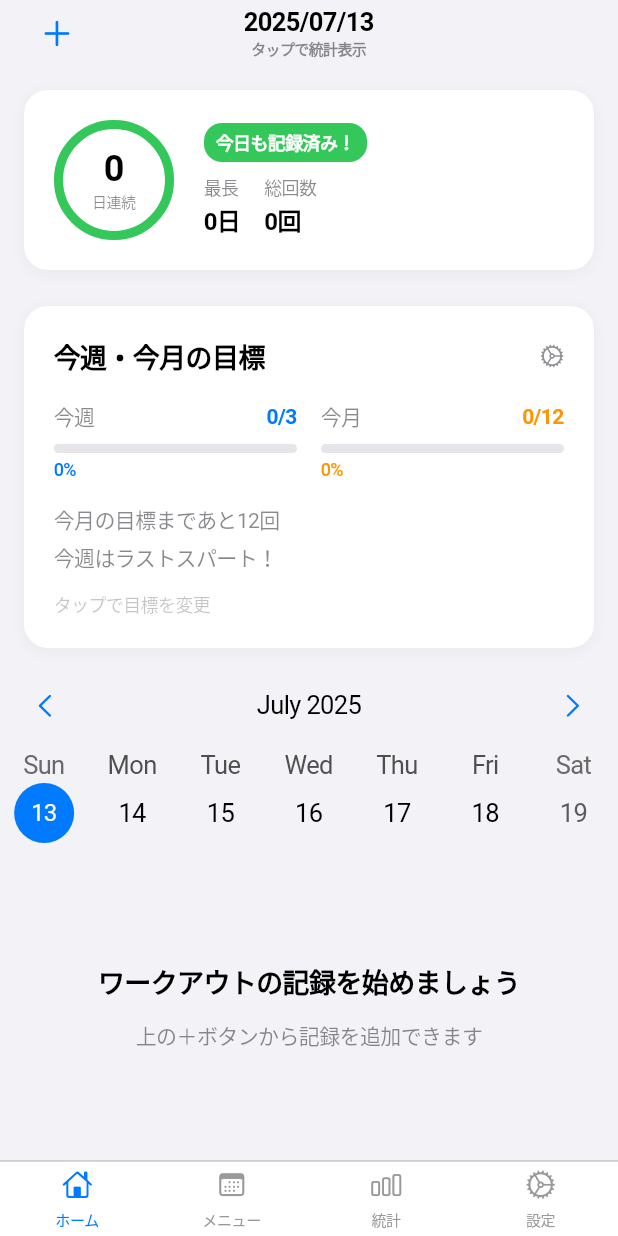
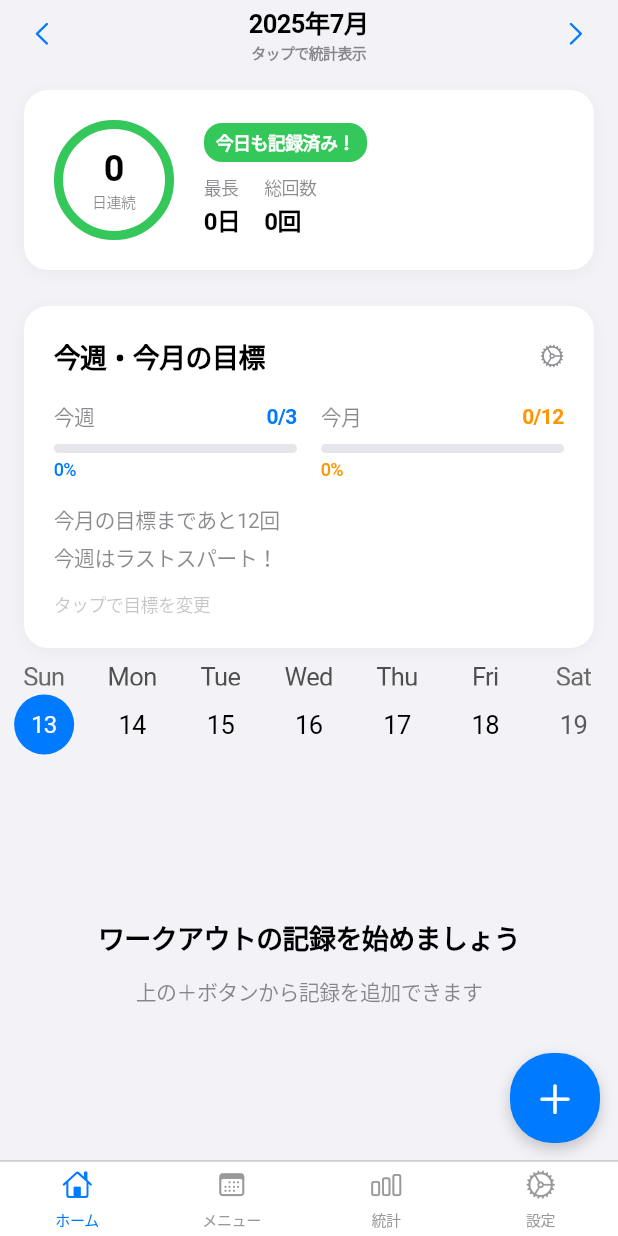
Before and after one commit to inoy/fitlog_notes, a Flutter app: the screen it shows after launch, on a phone screen of 412 x 824 dp. Run offline on Flutter 3.47's test engine with Material 3 defaults, Android fonts, the phone set to English and light mode, and no system bars; drawn by our look-alikes of table_calendar; our stand-ins replace shared_preferences.

Commit message:
feat: BlueSky風FloatingActionButton導入とヘッダー統合でUX大幅改善
- ナビゲーションバーにカレンダーナビゲーション機能を統合
  - 左右Chevronボタンで月移動機能を追加
  - 中央に「yyyy年M月」表示で月年を明示
  - 統計画面へのタップアクセスを維持
- TableCalendarヘッダーを非表示化して重複排除
- 左上プラスボタンを削除し、右下にBlueSky風FABを配置
  - 56x56pxの円形ボタンでシャドウ付き
  - 親指ゾーン内の最適配置（right: 12, bottom: 12）
  - 28pxアイコンでApple HIG準拠
- 日本語ロケール初期化エラーを修正

🤖 Generated with [Claude Code](https://claude.ai/code)

Co-Authored-By: Claude <noreply@anthropic.com>

```diff
--- a/lib/main.dart
+++ b/lib/main.dart
@@ -323,19 +323,35 @@ class _WorkoutListScreenState extends State<WorkoutListScreen> {
   Widget build(BuildContext context) {
     return CupertinoPageScaffold(
       navigationBar: CupertinoNavigationBar(
-        middle: GestureDetector(
+        middle: Row(
+          mainAxisAlignment: MainAxisAlignment.spaceBetween,
+          children: [
+            CupertinoButton(
+              padding: EdgeInsets.zero,
+              onPressed: () {
+                setState(() {
+                  _focusedDay = DateTime(
+                    _focusedDay.year,
+                    _focusedDay.month - 1,
+                  );
+                });
+              },
+              child: const Icon(
+                CupertinoIcons.chevron_left,
+                size: AppConstants.iconSizeDefault,
+              ),
+            ),
+            GestureDetector(
               onTap: () {
                 Navigator.push(
                   context,
-              CupertinoPageRoute(
-                builder: (context) => const StatsScreen(),
-              ),
+                  CupertinoPageRoute(builder: (context) => const StatsScreen()),
                 );
               },
               child: Column(
                 mainAxisSize: MainAxisSize.min,
                 children: [
-              Text(DateFormat('yyyy/MM/dd').format(_selectedDay)),
+                  Text(DateFormat('yyyy年M月').format(_focusedDay)),
                   const Text(
                     'タップで統計表示',
                     style: TextStyle(
@@ -346,23 +362,29 @@ class _WorkoutListScreenState extends State<WorkoutListScreen> {
                 ],
               ),
             ),
-        leading: CupertinoButton(
+            CupertinoButton(
               padding: EdgeInsets.zero,
-          onPressed: () async {
-            final newRecord = await Navigator.push<WorkoutRecord>(
-              context,
-              CupertinoPageRoute(builder: (context) => const AddWorkoutScreen()),
+              onPressed: () {
+                setState(() {
+                  _focusedDay = DateTime(
+                    _focusedDay.year,
+                    _focusedDay.month + 1,
                   );
-
-            if (newRecord != null) {
-              _addWorkoutRecord(newRecord);
-            }
+                });
               },
-          child: const Icon(CupertinoIcons.add, size: AppConstants.iconSizeLarge),
+              child: const Icon(
+                CupertinoIcons.chevron_right,
+                size: AppConstants.iconSizeDefault,
               ),
+            ),
+          ],
+        ),
+        leading: null,
         trailing: null,
       ),
-      child: Column(
+      child: Stack(
+        children: [
+          Column(
             children: [
               StreakCard(key: ValueKey(_currentStreakData)),
               const GoalCard(),
@@ -384,16 +406,11 @@ class _WorkoutListScreenState extends State<WorkoutListScreen> {
                 headerStyle: const HeaderStyle(
                   formatButtonVisible: false,
                   titleCentered: true,
-              leftChevronIcon: Icon(
-                CupertinoIcons.chevron_left,
-                color: AppConstants.iconColorPrimary,
-                size: AppConstants.iconSizeDefault,
-              ),
-              rightChevronIcon: Icon(
-                CupertinoIcons.chevron_right,
-                color: AppConstants.iconColorPrimary,
-                size: AppConstants.iconSizeDefault,
-              ),
+                  headerMargin: EdgeInsets.zero,
+                  headerPadding: EdgeInsets.zero,
+                  titleTextStyle: TextStyle(fontSize: 0), // タイトルを見えなくする
+                  leftChevronVisible: false,
+                  rightChevronVisible: false,
                 ),
                 calendarStyle: const CalendarStyle(
                   todayDecoration: BoxDecoration(
@@ -422,8 +439,9 @@ class _WorkoutListScreenState extends State<WorkoutListScreen> {
                                   await Navigator.push<WorkoutRecord>(
                                     context,
                                     CupertinoPageRoute(
-                                  builder: (context) =>
-                                      AddWorkoutScreen(initialRecord: record),
+                                      builder: (context) => AddWorkoutScreen(
+                                        initialRecord: record,
+                                      ),
                                     ),
                                   );
 
@@ -434,6 +452,47 @@ class _WorkoutListScreenState extends State<WorkoutListScreen> {
                             exerciseRepository: _exerciseRepository,
                           );
                         },
+                      ),
+              ),
+            ],
+          ),
+          // BlueSkyスタイルのFloating Action Button
+          Positioned(
+            right: 12,
+            bottom: 12, // タブバーとの干渉を避けるため高く配置
+            child: Container(
+              decoration: BoxDecoration(
+                color: CupertinoColors.systemBlue,
+                borderRadius: BorderRadius.circular(28),
+                boxShadow: [
+                  BoxShadow(
+                    color: CupertinoColors.black.withOpacity(0.2),
+                    blurRadius: 8,
+                    offset: const Offset(0, 4),
+                  ),
+                ],
+              ),
+              child: CupertinoButton(
+                padding: const EdgeInsets.all(16),
+                onPressed: () async {
+                  HapticFeedback.lightImpact();
+                  final newRecord = await Navigator.push<WorkoutRecord>(
+                    context,
+                    CupertinoPageRoute(
+                      builder: (context) => const AddWorkoutScreen(),
+                    ),
+                  );
+
+                  if (newRecord != null) {
+                    _addWorkoutRecord(newRecord);
+                  }
+                },
+                child: const Icon(
+                  CupertinoIcons.add,
+                  color: CupertinoColors.white,
+                  size: 28,
+                ),
+              ),
             ),
           ),
         ],
```
Lines whose indentation alone changed are shown as unchanged.
